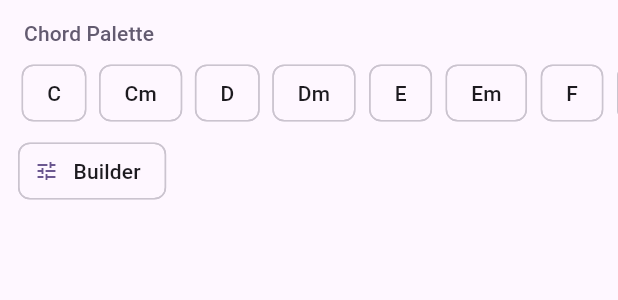
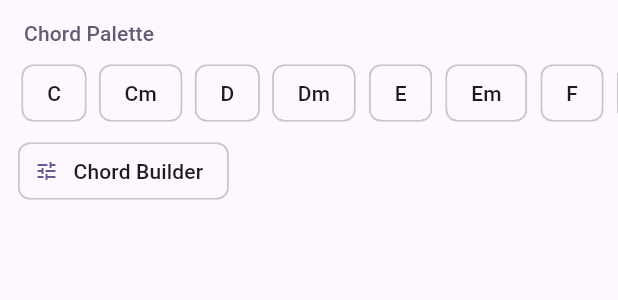
Before and after one commit to str-y/music-life, a Flutter app: the _ChordPalette widget shown alone on an empty page, opened directly with empty values, on a phone screen of 412 x 824 dp. Shown: the top 300 px of the screen. Run offline on Flutter 3.47's test engine with Material 3 defaults, Android fonts, the phone set to English and light mode, and no system bars; our stand-ins replace audio_service, flutter_riverpod, go_router, just_audio, just_audio_background and 4 more; missing offline and left inert: dart:ffi, file_selector, record; accounts and stored records are empty; generated files the repository leaves out were written again.

Commit message:
feat: clarify chord builder entry in composition helper
Co-authored-by: str-y <115670820+str-y@users.noreply.github.com>

```diff
--- a/lib/screens/composition_helper_screen.dart
+++ b/lib/screens/composition_helper_screen.dart
@@ -383,7 +383,7 @@ class _ChordPalette extends StatelessWidget {
           padding: const EdgeInsets.symmetric(horizontal: 12, vertical: 4),
           child: ActionChip(
             avatar: const Icon(Icons.tune, size: 16),
-            label: const Text('Builder'),
+            label: const Text('Chord Builder'),
             onPressed: () async {
               final chord = await showDialog<String>(
                 context: context,
```
Also changed, not shown: 1 other file.
